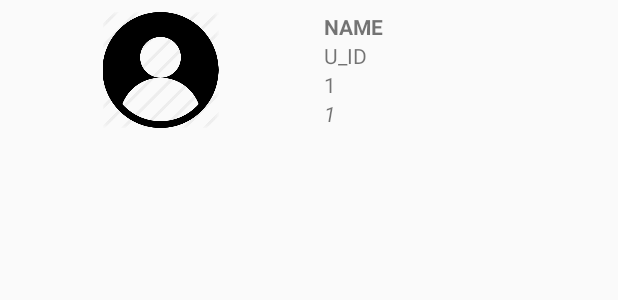
After one commit to kjuhyo/ChosunThere_it, an Android app: the layout prof_item.xml on its own in the app's theme, with its tools: preview values and no code run, on a phone screen of 412 x 824 dp. The commit adds this screen. Shown: the top 300 px of the screen. Run offline under Robolectric (Android 15) with nearby library versions, the phone set to English and light mode, and no system bars.

Commit message:
교수님 db불러오는 작업

```diff
--- a/app/src/main/res/layout/activity_classroom_location.xml
+++ b/app/src/main/res/layout/activity_classroom_location.xml
@@ -10,7 +10,7 @@
     <com.mancj.materialsearchbar.MaterialSearchBar
         android:id="@+id/search_bar"
         android:layout_alignParentTop="true"
-        android:hint="강의실입력"
+        android:hint="강의실검색"
         android:layout_width="match_parent"
         android:layout_height="wrap_content" />
 
--- /dev/null
+++ b/app/src/main/res/layout/prof_item.xml
@@ -0,0 +1,69 @@
+<?xml version="1.0" encoding="utf-8"?>
+<LinearLayout xmlns:android="http://schemas.android.com/apk/res/android"
+    xmlns:app="http://schemas.android.com/apk/res-auto"
+    xmlns:tools="http://schemas.android.com/tools"
+    android:orientation="vertical" android:layout_width="match_parent"
+    android:layout_height="match_parent">
+
+    <LinearLayout
+        android:layout_width="match_parent"
+        android:layout_height="wrap_content"
+        android:orientation="horizontal"
+        android:layout_margin="8dp">
+
+        <ImageView
+            android:id="@+id/prof_image"
+            android:layout_width="1dp"
+            android:layout_height="match_parent"
+            android:layout_weight="9"
+            tools:srcCompat="@drawable/prof_icon" />
+
+        <LinearLayout
+            android:layout_width="1dp"
+            android:layout_height="wrap_content"
+            android:layout_weight="9"
+            android:orientation="vertical">
+
+            <TextView
+                android:id="@+id/name"
+                android:layout_width="wrap_content"
+                android:layout_height="wrap_content"
+                android:layout_marginLeft="10dp"
+                android:gravity="center_vertical|start"
+                android:textAllCaps="true"
+                android:textStyle="bold"
+                android:text="name"></TextView>
+
+            <TextView
+                android:id="@+id/call"
+                android:layout_width="wrap_content"
+                android:layout_height="wrap_content"
+                android:layout_marginLeft="10dp"
+                android:accessibilityLiveRegion="polite"
+                android:autoLink="phone"
+                android:gravity="center_vertical|start"
+                android:text="u_id"
+                android:textAllCaps="true"
+                android:textStyle="normal"></TextView>
+
+            <TextView
+                android:id="@+id/location"
+                android:layout_width="wrap_content"
+                android:layout_height="wrap_content"
+                android:layout_marginLeft="10dp"
+                android:text="1"
+                android:textAllCaps="true"
+                android:textStyle="normal"></TextView>
+
+            <TextView
+                android:id="@+id/u_id"
+                android:layout_width="wrap_content"
+                android:layout_height="wrap_content"
+                android:layout_marginLeft="10dp"
+                android:text="1"
+                android:textAllCaps="true"
+                android:textStyle="italic"></TextView>
+
+        </LinearLayout>
+    </LinearLayout>
+</LinearLayout>
```
Also changed, not shown: app/src/main/java/com/example/chousnthere_it/Model/Prof.java (renamed from app/src/main/java/com/example/chousnthere_it/Prof.java, +5 -13 lines), app/src/main/java/com/example/chousnthere_it/ProfActivity.java (+86 -0 lines), app/src/main/java/com/example/chousnthere_it/db_adapter/p_Adapter.java (added, +59 -0 lines), app/src/main/java/com/example/chousnthere_it/dbhelper.java (+70 -2 lines), app/src/main/res/layout/activity_prof.xml (+23 -5 lines), app/src/main/res/drawable/prof_icon.png (added).
